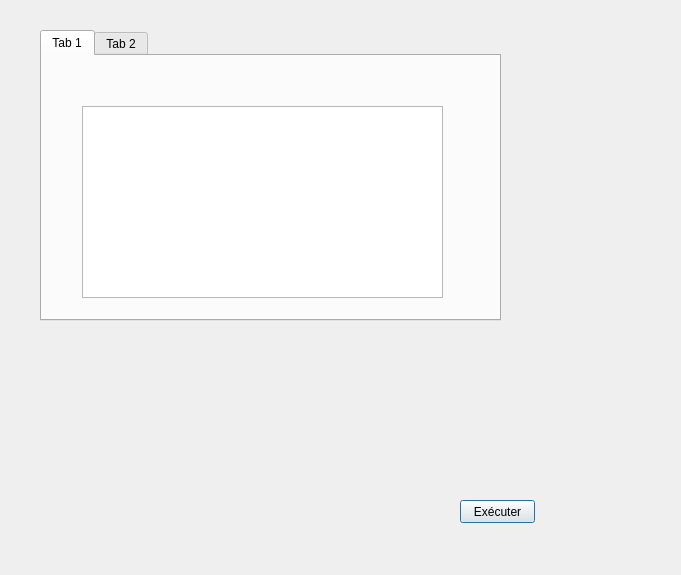
Before: the Qt Designer form recherche.ui in IGNF/requetes-qgis-plugin, drawn with Qt 5.
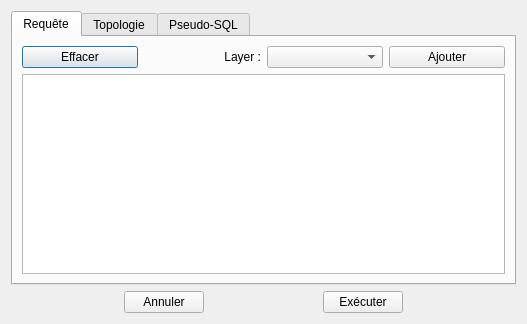
After: the same form once the commit is applied. The open tabs and pages were chosen to show the change. Custom widgets are drawn as their Qt base class.

Commit message: dev de la recherche

What changed in the file:
```diff
--- a/recherche.ui
+++ b/recherche.ui
@@ -6,56 +6,68 @@
    <rect>
     <x>0</x>
     <y>0</y>
-    <width>681</width>
-    <height>575</height>
+    <width>527</width>
+    <height>324</height>
    </rect>
   </property>
   <property name="windowTitle">
    <string>Dialog</string>
   </property>
-  <widget class="QPushButton" name="pushButton">
-   <property name="geometry">
-    <rect>
-     <x>460</x>
-     <y>500</y>
-     <width>75</width>
-     <height>23</height>
-    </rect>
-   </property>
-   <property name="text">
-    <string>Exécuter</string>
-   </property>
-  </widget>
+  <layout class="QGridLayout" name="gridLayout_4">
+   <item row="0" column="0">
+    <layout class="QGridLayout" name="gridLayout_3">
+     <item row="0" column="0">
   <widget class="QTabWidget" name="tabWidget">
-   <property name="geometry">
-    <rect>
-     <x>40</x>
-     <y>30</y>
-     <width>461</width>
-     <height>291</height>
-    </rect>
-   </property>
    <property name="currentIndex">
     <number>1</number>
    </property>
    <widget class="QWidget" name="tab">
     <attribute name="title">
-     <string>Tab 1</string>
-    </attribute>
-    <widget class="QListWidget" name="listWidget">
-     <property name="geometry">
-      <rect>
-       <x>40</x>
-       <y>50</y>
-       <width>361</width>
-       <height>192</height>
-      </rect>
-     </property>
-    </widget>
+         <string>Requête</string>
+        </attribute>
+        <layout class="QGridLayout" name="gridLayout_2">
+         <item row="0" column="0">
+          <widget class="QPushButton" name="pushButton_suppr_layer">
+           <property name="text">
+            <string>Effacer</string>
+           </property>
+          </widget>
+         </item>
+         <item row="0" column="1">
+          <widget class="QLabel" name="label_3">
+           <property name="text">
+            <string>Layer :</string>
+           </property>
+           <property name="alignment">
+            <set>Qt::AlignRight|Qt::AlignTrailing|Qt::AlignVCenter</set>
+           </property>
+          </widget>
+         </item>
+         <item row="0" column="2">
+          <widget class="QgsMapLayerComboBox" name="mMapLayerComboBox">
+           <property name="minimumSize">
+            <size>
+             <width>100</width>
+             <height>0</height>
+            </size>
+           </property>
+          </widget>
+         </item>
+         <item row="0" column="3">
+          <widget class="QPushButton" name="pushButton_add_layer">
+           <property name="text">
+            <string>Ajouter</string>
+           </property>
+          </widget>
+         </item>
+         <item row="1" column="0" colspan="4">
+          <widget class="QListWidget" name="listWidget_layer"/>
+         </item>
+        </layout>
    </widget>
    <widget class="QWidget" name="tab_2">
     <attribute name="title">
-     <string>Tab 2</string>
+         <string>Topologie</string>
     </attribute>
     <widget class="QWidget" name="gridLayoutWidget">
      <property name="geometry">
@@ -94,8 +106,54 @@
      </layout>
     </widget>
    </widget>
-  </widget>
- </widget>
+       <widget class="QWidget" name="tab_3">
+        <attribute name="title">
+         <string>Pseudo-SQL</string>
+        </attribute>
+       </widget>
+      </widget>
+     </item>
+    </layout>
+   </item>
+   <item row="1" column="0">
+    <layout class="QHBoxLayout" name="horizontalLayout_2">
+     <item>
+      <widget class="QPushButton" name="pushButton_3">
+       <property name="maximumSize">
+        <size>
+         <width>80</width>
+         <height>16777215</height>
+        </size>
+       </property>
+       <property name="text">
+        <string>Annuler</string>
+       </property>
+      </widget>
+     </item>
+     <item>
+      <widget class="QPushButton" name="pushButton">
+       <property name="maximumSize">
+        <size>
+         <width>80</width>
+         <height>16777215</height>
+        </size>
+       </property>
+       <property name="text">
+        <string>Exécuter</string>
+       </property>
+      </widget>
+     </item>
+    </layout>
+   </item>
+  </layout>
+ </widget>
+ <customwidgets>
+  <customwidget>
+   <class>QgsMapLayerComboBox</class>
+   <extends>QComboBox</extends>
+   <header>qgsmaplayercombobox.h</header>
+  </customwidget>
+ </customwidgets>
  <resources/>
  <connections/>
 </ui>
```
Left out of the diff: 10 changed lines with no effect on the pictures. Lines whose indentation alone changed are shown as unchanged. The commit also changes 3 other files.
